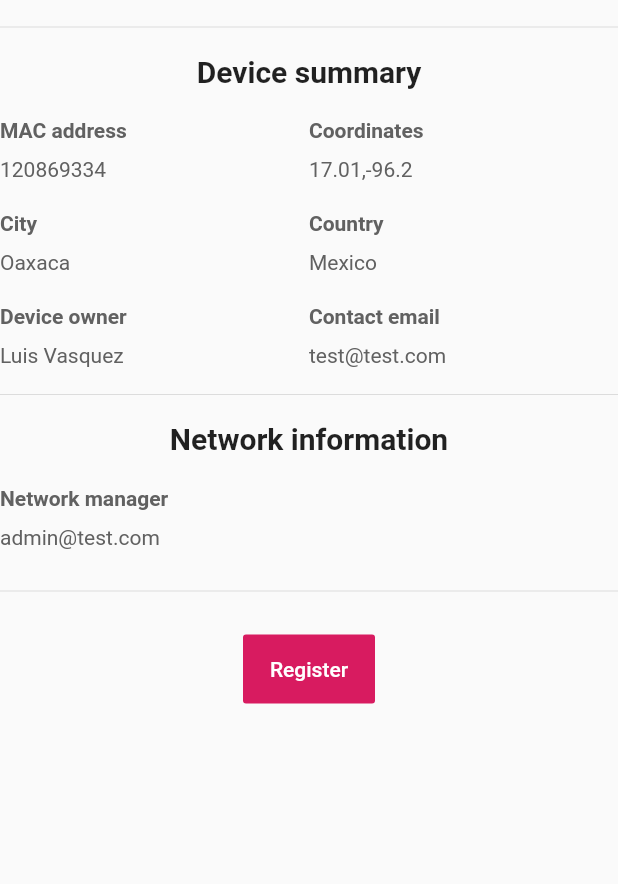
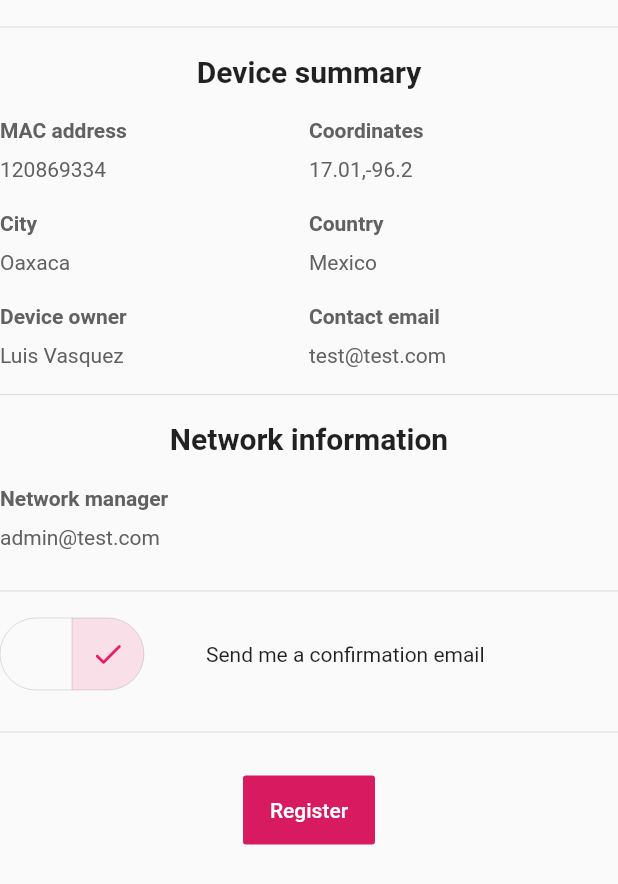
Before and after one commit to openeew/openeew-provisioner, a Flutter app: the RegisterForm widget shown alone on an empty page, opened directly, on a phone screen of 412 x 824 dp. Shown: the top 884 px of the screen. Run offline on Flutter 3.47's test engine with Material 2 defaults, Android fonts, the phone set to English and light mode, and no system bars; our stand-ins replace percent_indicator.

Commit message:
Add confirmation email checkbox

```diff
--- a/lib/forms/register.dart
+++ b/lib/forms/register.dart
@@ -49,12 +49,12 @@ class RegisterFormState extends State<RegisterForm> {
         style: TextStyle(fontSize: 20.0, fontWeight: FontWeight.bold),
       ),
       Space(20),
-      Row(mainAxisAlignment: MainAxisAlignment.spaceBetween, children: <Widget>[
+      Row(children: <Widget>[
         Expanded(flex: 1, child: InfoField('MAC address', data['mac_address'])),
         Expanded(flex: 1, child: InfoField('Coordinates', data['lat_lng'])),
       ]),
       Space(10),
-      Row(mainAxisAlignment: MainAxisAlignment.spaceBetween, children: <Widget>[
+      Row(children: <Widget>[
         Expanded(flex: 1, child: InfoField('City', data['city'])),
         Expanded(flex: 1, child: InfoField('Country', data['country'])),
       ]),
@@ -70,13 +70,30 @@ class RegisterFormState extends State<RegisterForm> {
         style: TextStyle(fontSize: 20.0, fontWeight: FontWeight.bold),
       ),
       Space(20),
-      Row(mainAxisAlignment: MainAxisAlignment.spaceBetween, children: <Widget>[
+      Row(children: <Widget>[
         Expanded(flex: 1, child: InfoField('Network manager', data['admin'])),
       ]),
       Space(10),
       Divider(),
+      Space(10),
+      Row(children: <Widget>[
+        Expanded(flex: 4, child: ToggleButtons(
+          onPressed: (int index) => setState(() { _sendEmail = !_sendEmail; }),
+          isSelected: [!_sendEmail, _sendEmail],
+          borderRadius: BorderRadius.circular(30),
+          borderWidth: 0.0,
+          children: <Widget>[
+            Container(),
+            Icon(Icons.check_rounded)
+          ],
+        )),
+        Expanded(flex: 8, child: Text('Send me a confirmation email')),
+      ]),
+      Space(20),
+      Divider(),
       Space(20),
       NextButton(onClick: submit, text: 'Register'),
+      Space(20),
     ]);
   }
 }
--- a/lib/steps/5_complete.dart
+++ b/lib/steps/5_complete.dart
@@ -7,6 +7,6 @@ class Complete extends StatelessWidget {
 
   @override
   Widget build(BuildContext context) {
-    return Expanded(child: Text('Thank you!'));
+    return Text('Thank you!');
   }
 }
```
